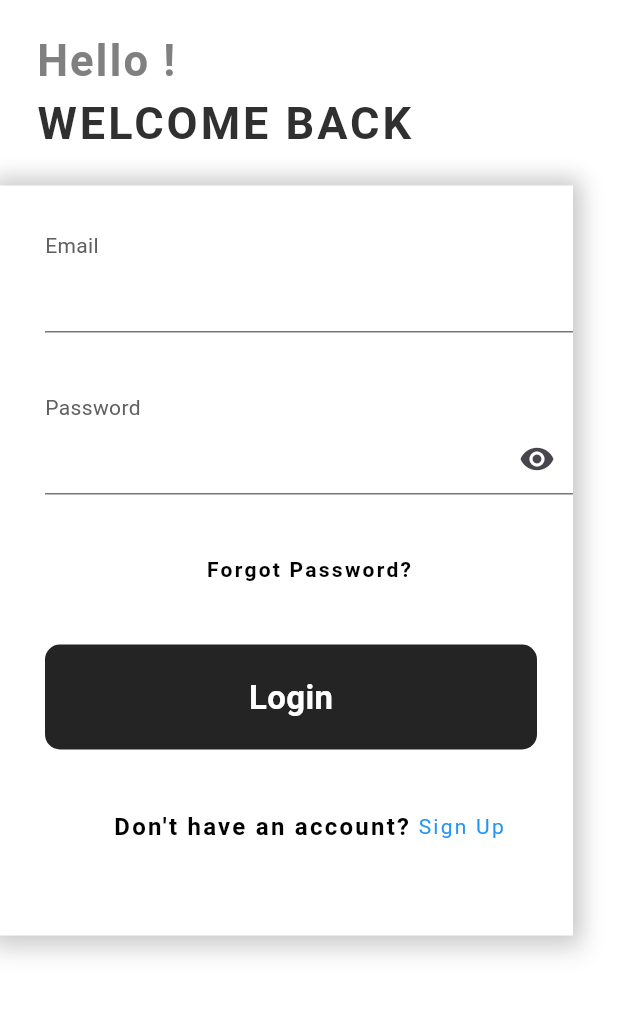
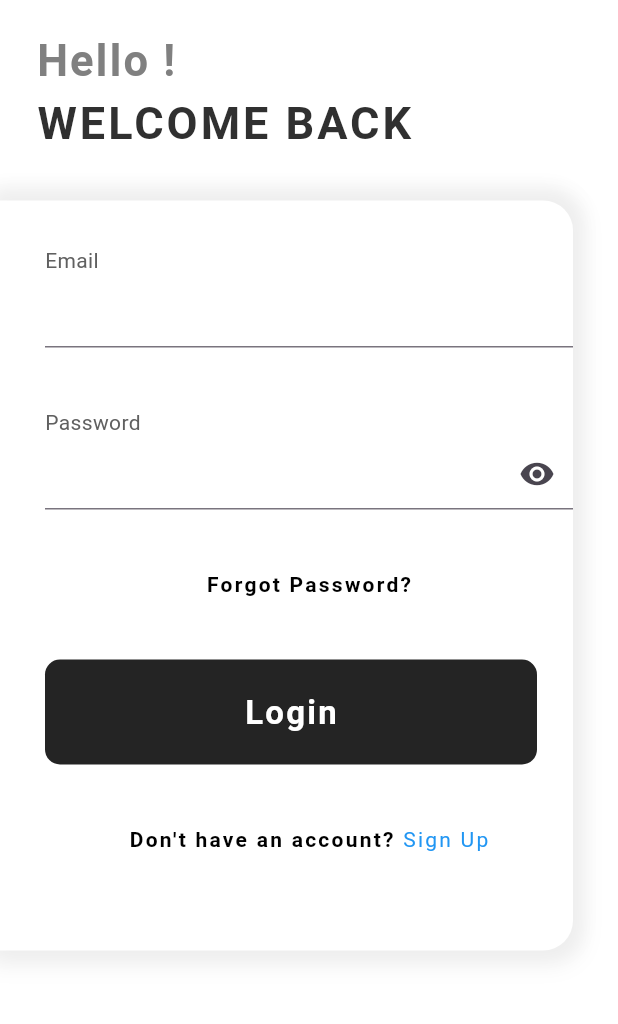
Before and after one commit to iamfarazbaloch/furniture_app, a Flutter app: the screen it shows after launch, after a tap on "Get Started", on a phone screen of 412 x 824 dp, the part 98-1122 px from its top. Run offline on Flutter 3.47's test engine with Material 3 defaults, Android fonts, the phone set to English and light mode, and no system bars; our stand-ins replace gap, google_fonts; Roboto replaces fonts that are missing (Gelasio).

```diff
--- a/lib/pages/Login_page.dart
+++ b/lib/pages/Login_page.dart
@@ -3,6 +3,8 @@ import 'package:furniture_app/constant/app_color.dart';
 import 'package:furniture_app/widgets/my_button.dart';
 import 'package:furniture_app/widgets/my_text_field.dart';
 import 'package:gap/gap.dart';
+
+import 'sign_up_page.dart';
 
 class LoginPage extends StatefulWidget {
   const LoginPage({super.key});
@@ -14,6 +16,7 @@ class LoginPage extends StatefulWidget {
 class _LoginPageState extends State<LoginPage> {
   final TextEditingController emailController = TextEditingController();
   final TextEditingController passwordController = TextEditingController();
+
   @override
   Widget build(BuildContext context) {
     return Scaffold(
@@ -62,26 +65,29 @@ class _LoginPageState extends State<LoginPage> {
             Container(
               height: 500,
               width: double.infinity,
-              margin: const EdgeInsets.only(right: 30, top: 20),
+              margin: const EdgeInsets.only(right: 30, top: 30),
               padding: const EdgeInsets.only(left: 30, top: 30),
               decoration: BoxDecoration(
                 color: Colors.white,
+                borderRadius: BorderRadius.only(
+                  topRight: Radius.circular(20),
+                  bottomRight: Radius.circular(20),
+                ),
                 boxShadow: [
                   BoxShadow(
-                    color: Color.fromARGB(51, 128, 128, 128),
+                    color: Colors.grey.shade200,
                     spreadRadius: 4,
                     blurRadius: 10,
-                    offset: Offset(0, -4),
+                    offset: Offset(0, -3),
                   ),
                   BoxShadow(
-                    color: Color.fromARGB(77, 128, 128, 128),
+                    color: Colors.grey.shade200,
                     spreadRadius: 6,
                     blurRadius: 12,
-                    offset: Offset(0, 4),
+                    offset: Offset(0, 3),
                   ),
                 ],
               ),
-
               child: Column(
                 crossAxisAlignment: CrossAxisAlignment.start,
                 children: [
@@ -118,18 +124,27 @@ class _LoginPageState extends State<LoginPage> {
                         'Don\'t have an account?',
                         style: TextStyle(
                           color: Colors.black,
-                          fontSize: 16,
+                          fontSize: 14,
                           fontWeight: FontWeight.bold,
                           letterSpacing: 1.5,
                         ),
                       ),
-                      Text(
-                        ' Sign Up',
-                        style: TextStyle(
-                          color: Colors.blue,
-                          fontSize: 14,
-
-                          letterSpacing: 1.5,
+                      GestureDetector(
+                        onTap: () {
+                          Navigator.push(
+                            context,
+                            MaterialPageRoute(
+                              builder: (context) => SignUpPage(),
+                            ),
+                          );
+                        },
+                        child: Text(
+                          ' Sign Up',
+                          style: TextStyle(
+                            color: Colors.blue,
+                            fontSize: 14,
+                            letterSpacing: 1.5,
+                          ),
                         ),
                       ),
                     ],
--- a/lib/widgets/my_button.dart
+++ b/lib/widgets/my_button.dart
@@ -24,6 +24,7 @@ class MyButton extends StatelessWidget {
               color: Colors.white,
               fontSize: 22,
               fontWeight: FontWeight.bold,
+              letterSpacing: 1.5,
             ),
           ),
         ),
```
Also changed, not shown: lib/pages/sign_up_page.dart (added, +161 -0 lines).
